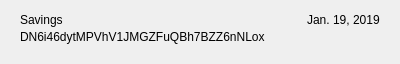
ErosCore/ErosCore, file src/qt/eros/forms/myaddressrow.ui: the form before one commit.
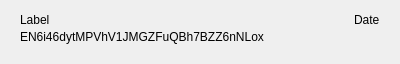
The form after the commit.

```diff
--- a/src/qt/eros/forms/myaddressrow.ui
+++ b/src/qt/eros/forms/myaddressrow.ui
@@ -34,7 +34,7 @@
      <item>
       <widget class="QLabel" name="labelName">
        <property name="text">
-        <string>Savings</string>
+        <string notr="true">Label</string>
        </property>
       </widget>
      </item>
@@ -54,7 +54,7 @@
      <item>
       <widget class="QLabel" name="labelDate">
        <property name="text">
-        <string>Jan. 19, 2019</string>
+        <string notr="true">Date</string>
        </property>
       </widget>
      </item>
@@ -63,7 +63,7 @@
    <item>
     <widget class="QLabel" name="labelAddress">
      <property name="text">
-      <string>DN6i46dytMPVhV1JMGZFuQBh7BZZ6nNLox</string>
+      <string notr="true">EN6i46dytMPVhV1JMGZFuQBh7BZZ6nNLox</string>
      </property>
     </widget>
    </item>
```
